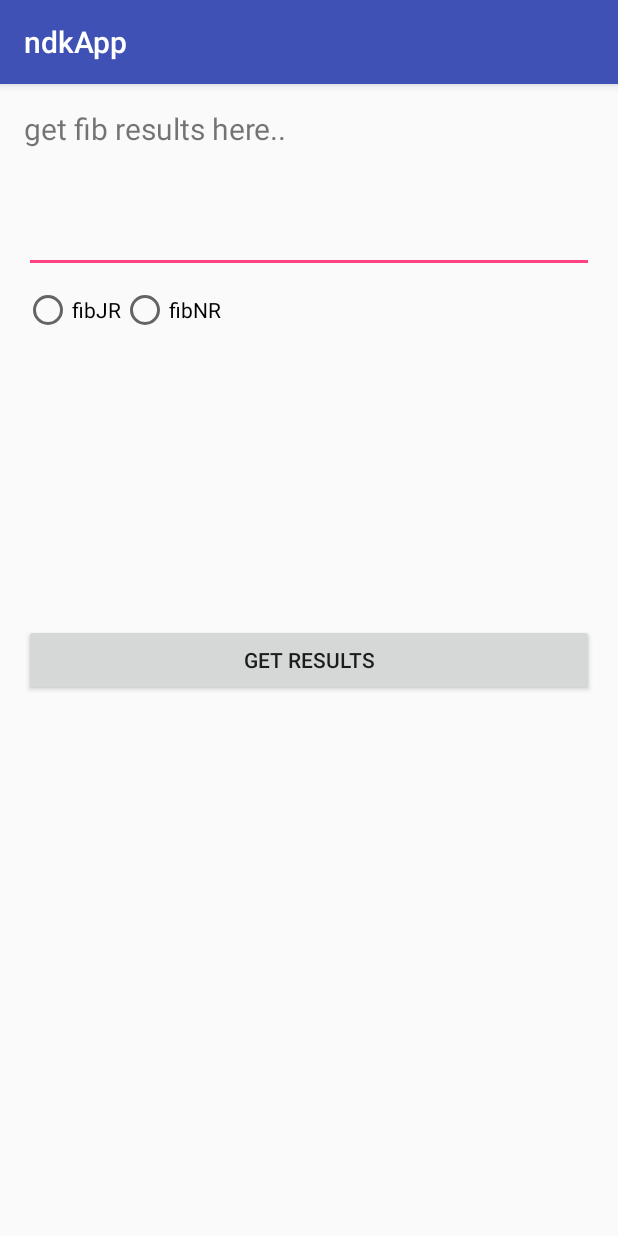
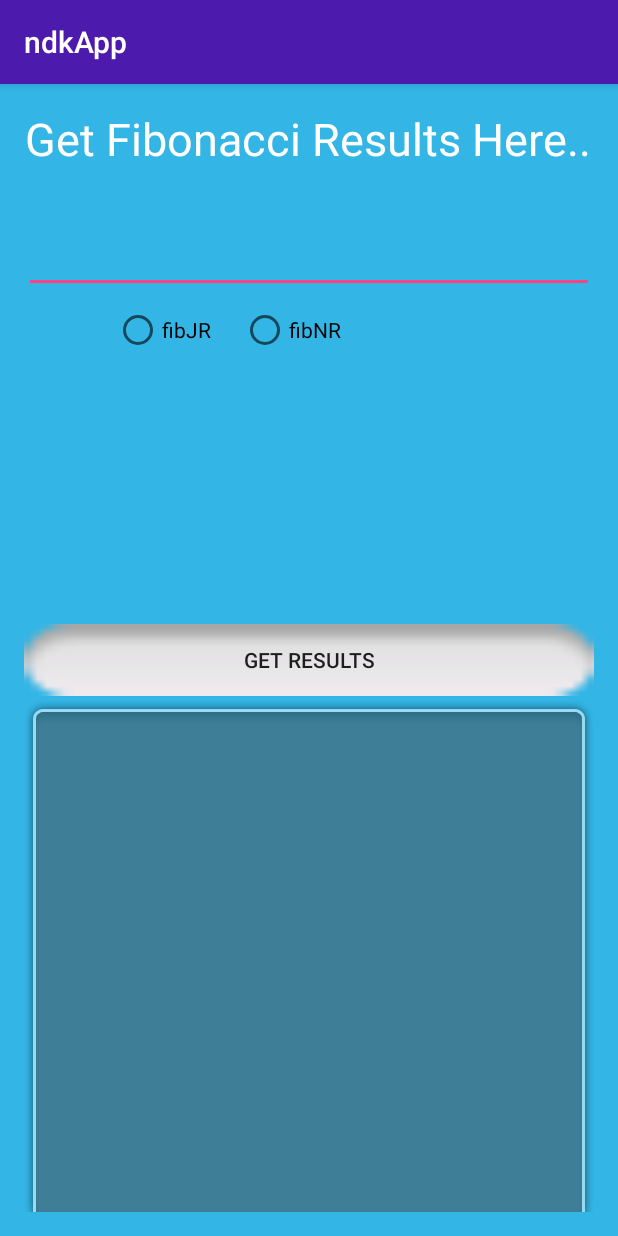
Before and after one commit to RonakKosamia/NdroidNDK-Fibonacci-count, an Android app: the screen it shows after launch (MainActivity), on a phone screen of 412 x 824 dp. Run offline under Robolectric (Android 15) with nearby library versions, the phone set to English and light mode, and no system bars; 1 statement that could not run was skipped.

Commit message:
updated UI

```diff
--- a/app/src/main/res/layout/activity_main.xml
+++ b/app/src/main/res/layout/activity_main.xml
@@ -1,5 +1,6 @@
 <?xml version="1.0" encoding="utf-8"?>
 <RelativeLayout xmlns:android="http://schemas.android.com/apk/res/android"
+    xmlns:app="http://schemas.android.com/apk/res-auto"
     xmlns:tools="http://schemas.android.com/tools"
     android:id="@+id/activity_main"
     android:layout_width="match_parent"
@@ -8,15 +9,17 @@
     android:paddingLeft="@dimen/activity_horizontal_margin"
     android:paddingRight="@dimen/activity_horizontal_margin"
     android:paddingTop="@dimen/activity_vertical_margin"
-    tools:context="com.verizon.ndkapp.MainActivity">
+    tools:context="com.verizon.ndkapp.MainActivity"
+    android:background="@android:color/holo_blue_light">
 
     <TextView
         android:id="@+id/sample_text"
         android:layout_width="wrap_content"
         android:layout_height="wrap_content"
         android:gravity="center"
-        android:textSize="20sp"
-        android:text="@string/title" />
+        android:textSize="30sp"
+        android:text="@string/title"
+        android:textColor="@android:color/background_light" />
 
     <EditText
         android:id="@+id/input"
@@ -27,7 +30,9 @@
         android:layout_below="@+id/sample_text"
         android:layout_alignParentStart="true"
         android:layout_marginTop="37dp"
-        android:layout_alignParentEnd="true" />
+        android:layout_alignParentEnd="true"
+        tools:background="#FFFFFF"
+        android:textColor="@android:color/white" />
 
     <RadioGroup
         android:id="@+id/type"
@@ -43,16 +48,20 @@
             android:layout_height="wrap_content"
             android:id="@+id/type_fib_JR"
             android:layout_below="@+id/input"
+            android:layout_marginLeft="60dp"
             android:layout_marginTop="54dp"
-            android:layout_alignParentStart="true"/>
+            android:layout_alignParentStart="true"
+            android:gravity="center_vertical|center_horizontal|center|start" />
         <RadioButton
             android:text="@string/fibNR"
             android:layout_width="wrap_content"
             android:layout_height="wrap_content"
             android:id="@+id/type_fib_NR"
             android:layout_below="@+id/input"
+            android:layout_marginLeft="20dp"
             android:layout_marginTop="54dp"
-            android:layout_alignParentStart="true"/>
+            android:layout_alignParentStart="true"
+            android:gravity="center_vertical|center_horizontal|center|start" />
         </RadioGroup>
 
     <Button
@@ -61,16 +70,18 @@
         android:layout_height="wrap_content"
         android:layout_centerVertical="true"
         android:layout_alignParentStart="true"
-        android:id="@+id/getoutput" />
+        android:id="@+id/getoutput"
+        android:background="@android:drawable/button_onoff_indicator_off" />
 
     <TextView
         android:layout_width="match_parent"
         android:layout_height="match_parent"
-        android:layout_below="@+id/getoutput"
-        android:layout_alignEnd="@+id/sample_text"
-        android:layout_marginTop="72dp"
         android:gravity="center"
         android:textSize="20sp"
-        android:id="@+id/resultview" />
+        android:id="@+id/resultview"
+        android:layout_below="@+id/getoutput"
+        android:background="@android:drawable/zoom_plate"
+        android:textColorLink="@android:color/white"
+        android:textColor="@android:color/background_light" />
 
 </RelativeLayout>
--- a/app/src/main/res/values/colors.xml
+++ b/app/src/main/res/values/colors.xml
@@ -1,6 +1,6 @@
 <?xml version="1.0" encoding="utf-8"?>
 <resources>
-    <color name="colorPrimary">#3F51B5</color>
+    <color name="colorPrimary">#4d1aae</color>
     <color name="colorPrimaryDark">#303F9F</color>
     <color name="colorAccent">#FF4081</color>
 </resources>
--- a/app/src/main/res/values/strings.xml
+++ b/app/src/main/res/values/strings.xml
@@ -1,6 +1,6 @@
 <resources>
     <string name="app_name">ndkApp</string>
-    <string name = "title">get fib results here..</string>
+    <string name = "title">Get Fibonacci Results Here..</string>
     <string name="fibJR">fibJR</string>
     <string name="fibNR">fibNR</string>
     <string name="results"> Get results</string>
```
Also changed, not shown: app/src/main/res/drawable/background.jpg (added), app/src/main/res/drawable/gobutton.png (added), app/src/main/res/drawable/orangebutton.png (added), 1 other file.
